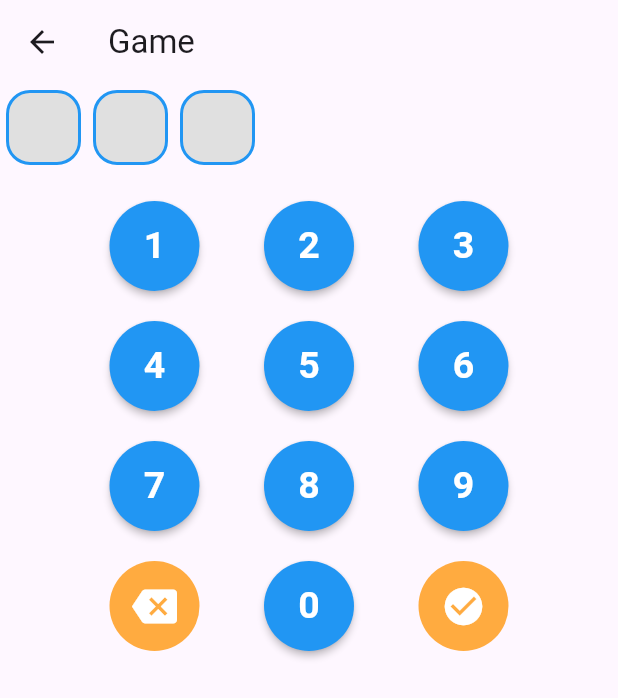
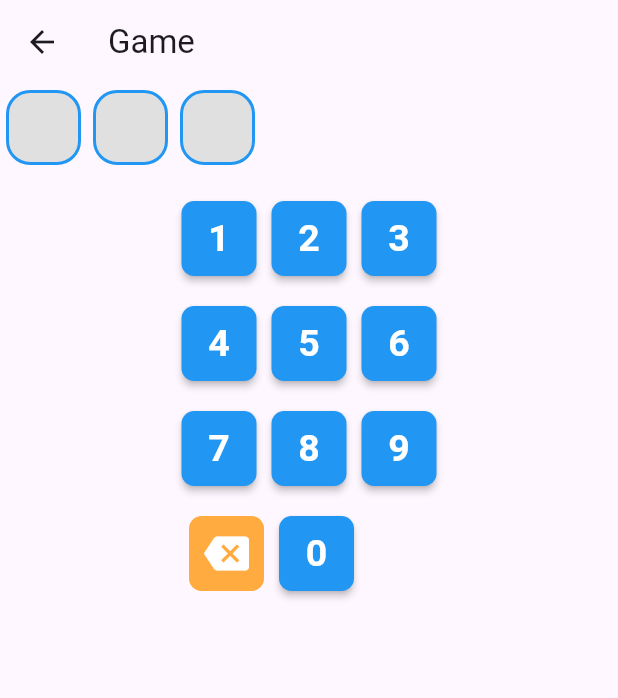
Before and after one commit to islambahaaa/guess_number_game, a Flutter app: the GameView screen opened by its route, on a phone screen of 412 x 824 dp. Shown: the top 698 px of the screen. Run offline on Flutter 3.47's test engine with Material 3 defaults, Android fonts, the light colour scheme and no system bars; missing offline and left inert: numpad.

Commit message:
edited in keypad

```diff
--- a/lib/views/game_view.dart
+++ b/lib/views/game_view.dart
@@ -43,14 +43,10 @@ class _GameViewState extends State<GameView> {
           ),
           KeyPad(
             pinController: pinController,
-            isPinLogin: false,
             onChange: (String pin) {
-              if (pin.length < 2) {
-                num = pin;
-                setState(() {});
-              }
+              num = pin;
+              setState(() {});
             },
-            onSubmit: (String pin) {},
           ),
         ],
       ),
--- a/lib/views/widgets/num_pad.dart
+++ b/lib/views/widgets/num_pad.dart
@@ -1,18 +1,14 @@
 import 'package:flutter/material.dart';
 
 class KeyPad extends StatelessWidget {
-  double buttonSize = 60.0;
+  double buttonSize = 50.0;
   final TextEditingController pinController;
   final Function onChange;
-  final Function onSubmit;
-  final bool isPinLogin;
 
   KeyPad({
     super.key,
     required this.onChange,
-    required this.onSubmit,
     required this.pinController,
-    required this.isPinLogin,
   });
 
   @override
@@ -23,56 +19,66 @@ class KeyPad extends StatelessWidget {
         children: [
           const SizedBox(height: 20),
           Row(
-            mainAxisAlignment: MainAxisAlignment.spaceEvenly,
+            mainAxisAlignment: MainAxisAlignment.center,
             children: [
               buttonWidget('1'),
+              const SizedBox(
+                width: 10,
+              ),
               buttonWidget('2'),
+              const SizedBox(
+                width: 10,
+              ),
               buttonWidget('3'),
             ],
           ),
           const SizedBox(height: 20),
           Row(
-            mainAxisAlignment: MainAxisAlignment.spaceEvenly,
+            mainAxisAlignment: MainAxisAlignment.center,
             children: [
               buttonWidget('4'),
+              const SizedBox(
+                width: 10,
+              ),
               buttonWidget('5'),
+              const SizedBox(
+                width: 10,
+              ),
               buttonWidget('6'),
             ],
           ),
           const SizedBox(height: 20),
           Row(
-            mainAxisAlignment: MainAxisAlignment.spaceEvenly,
+            mainAxisAlignment: MainAxisAlignment.center,
             children: [
               buttonWidget('7'),
+              const SizedBox(
+                width: 10,
+              ),
               buttonWidget('8'),
+              const SizedBox(
+                width: 10,
+              ),
               buttonWidget('9'),
             ],
           ),
           const SizedBox(height: 20),
           Row(
-            mainAxisAlignment: MainAxisAlignment.spaceEvenly,
+            mainAxisAlignment: MainAxisAlignment.center,
             children: [
               iconButtonWidget(Icons.backspace, () {
                 if (pinController.text.isNotEmpty) {
-                  pinController.text = pinController.text
-                      .substring(0, pinController.text.length - 1);
-                }
-                if (pinController.text.length > 5) {
-                  pinController.text = pinController.text.substring(0, 3);
+                  pinController.clear();
+                  // pinController.text = pinController.text
+                  //     .substring(0, pinController.text.length - 1);
                 }
                 onChange(pinController.text);
               }),
+              const SizedBox(width: 10),
               buttonWidget('0'),
-              !isPinLogin
-                  ? iconButtonWidget(Icons.check_circle, () {
-                      if (pinController.text.length > 5) {
-                        pinController.text = pinController.text.substring(0, 3);
-                      }
-                      onSubmit(pinController.text);
-                    })
-                  : Container(
-                      width: buttonSize,
-                    ),
+              SizedBox(
+                width: buttonSize,
+              )
             ],
           ),
         ],
@@ -87,16 +93,14 @@ class KeyPad extends StatelessWidget {
       child: MaterialButton(
         color: Colors.blue,
         shape: RoundedRectangleBorder(
-          borderRadius: BorderRadius.circular(buttonSize / 2),
+          borderRadius: BorderRadius.circular(buttonSize / 6),
         ),
         focusColor: Colors.blue,
         hoverColor: Colors.blue,
         highlightColor: Colors.blue,
         onPressed: () {
-          if (pinController.text.length <= 3) {
-            pinController.text = pinController.text + buttonText;
-            onChange(pinController.text);
-          }
+          pinController.text = buttonText;
+          onChange(pinController.text);
         },
         child: Center(
           child: Text(
@@ -115,8 +119,10 @@ class KeyPad extends StatelessWidget {
       child: Container(
         height: buttonSize,
         width: buttonSize,
-        decoration: const BoxDecoration(
-            color: Colors.orangeAccent, shape: BoxShape.circle),
+        decoration: BoxDecoration(
+          borderRadius: BorderRadius.all(Radius.circular(buttonSize / 6)),
+          color: Colors.orangeAccent,
+        ),
         child: Center(
           child: Icon(
             icon,
```
Also changed, not shown: lib/views/test.dart (deleted, +0 -123 lines).
